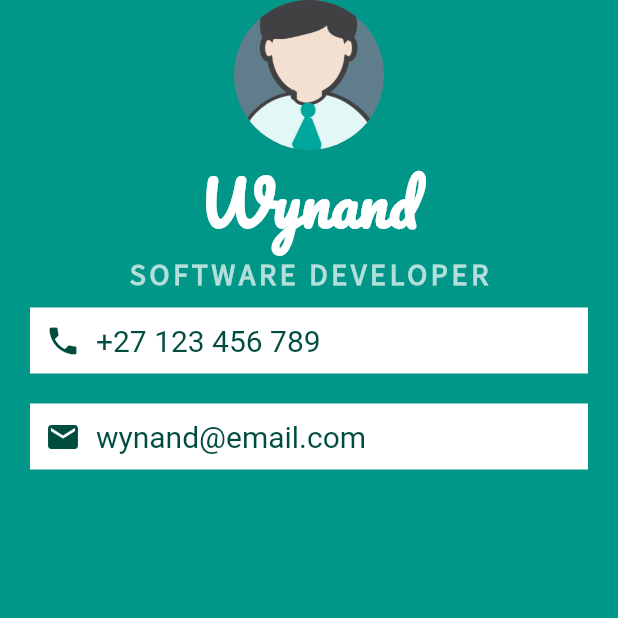
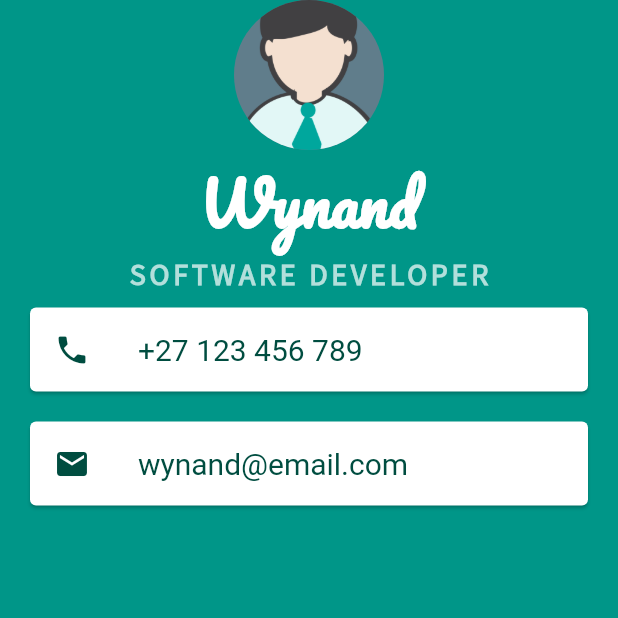
Before and after one commit to WkVr/mi_card_flutter, a Flutter app: the screen it shows after launch, on a phone screen of 412 x 824 dp, the top half of it. Run offline on Flutter 3.47's test engine with Material 2 defaults, Android fonts, the phone set to English and light mode, and no system bars; Roboto replaces fonts that are missing (SansSourcePro).

Commit message:
Change rows to List Title

```diff
--- a/lib/main.dart
+++ b/lib/main.dart
@@ -38,56 +38,45 @@ class MyApp extends StatelessWidget {
                   fontWeight: FontWeight.bold,
                 ),
               ),
-              Container(
+              Card(
                 color: Colors.white,
                 margin: const EdgeInsets.symmetric(
                   vertical: 10,
                   horizontal: 20,
                 ),
-                padding: const EdgeInsets.all(10),
-                child: Row(
-                  children: [
-                    Icon(
+                child: ListTile(
+                  leading: Icon(
                     Icons.phone,
                     color: Colors.teal.shade900,
                   ),
-                    const SizedBox(
-                      width: 10,
-                    ),
-                    Text(
+                  title: Text(
                     '+27 123 456 789',
                     style: TextStyle(
                         color: Colors.teal.shade900,
                         fontSize: 20,
                         fontFamily: 'SansSourcePro'),
-                    )
-                  ],
                   ),
                 ),
-              Container(
+              ),
+              Card(
                   color: Colors.white,
                   margin: const EdgeInsets.symmetric(
                     vertical: 10,
                     horizontal: 20,
                   ),
-                padding: const EdgeInsets.all(10),
-                child: Row(
-                  children: [
-                    Icon(
+                  child: ListTile(
+                    leading: Icon(
                       Icons.email,
                       color: Colors.teal.shade900,
                     ),
-                    const SizedBox(width: 10),
-                    Text(
+                    title: Text(
                       'wynand@email.com',
                       style: TextStyle(
                           fontSize: 20,
                           fontFamily: 'SansSourcePro',
                           color: Colors.teal.shade900),
-                    )
-                  ],
                     ),
-              )
+                  ))
             ],
           ),
         ),
```
Lines whose indentation alone changed are shown as unchanged.
